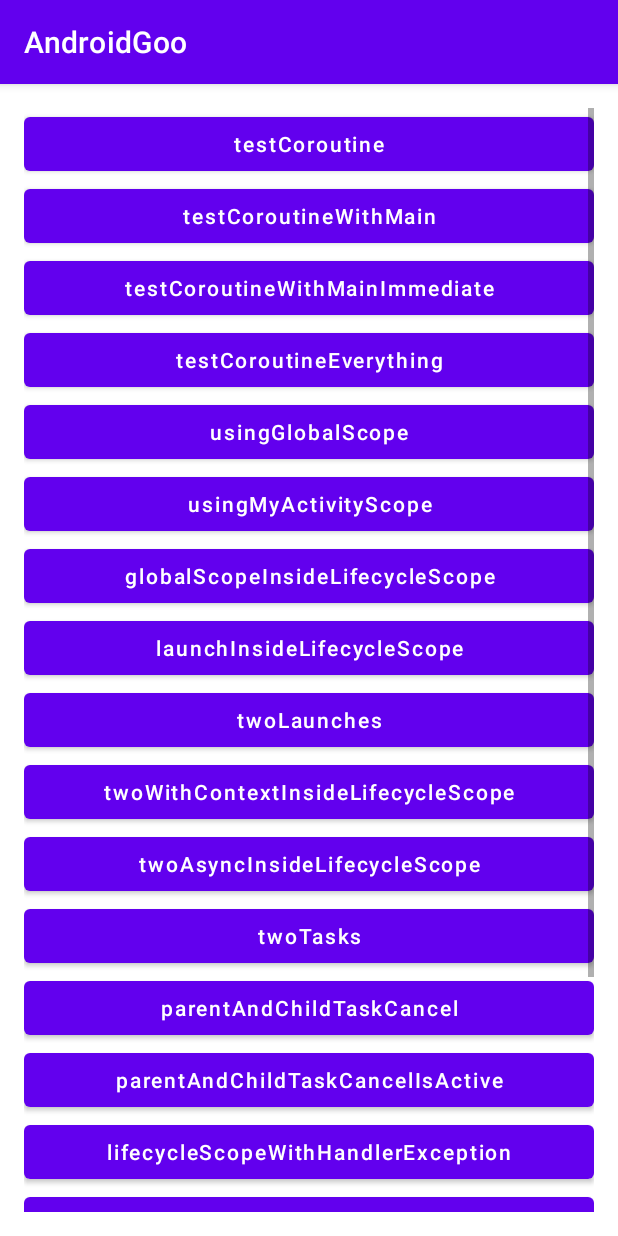
After one commit to beyondgjc/AndroidGo, an Android app: the BasicActivity screen opened directly, with no data from a screen before it, on a phone screen of 412 x 824 dp. The commit adds this screen. Run offline under Robolectric (Android 15) with nearby library versions, the phone set to English and light mode, and no system bars.

Commit message:
线程学习：完结

```diff
--- a/app/src/main/AndroidManifest.xml
+++ b/app/src/main/AndroidManifest.xml
@@ -14,6 +14,9 @@
         android:supportsRtl="true"
         android:theme="@style/Theme.AndroidGoo"
         tools:targetApi="31">
+        <activity
+            android:name=".goga.corountines.list.BasicActivity"
+            android:exported="false" />
         <activity
             android:name=".goga.corountines.list.RoomDBActivity"
             android:exported="false" />
--- a/app/src/main/java/com/beyondguo/androidgoo/data/api/ApiService.kt
+++ b/app/src/main/java/com/beyondguo/androidgoo/data/api/ApiService.kt
@@ -10,10 +10,10 @@ import retrofit2.http.GET
  */
 interface ApiService {
 
-    @GET("user")
+    @GET("users")
     suspend fun getUsers(): List<ApiUser>
 
-    @GET("more-user")
+    @GET("more-users")
     suspend fun getMoreUsers(): List<ApiUser>
 
     @GET("error")
--- a/app/src/main/java/com/beyondguo/androidgoo/goga/corountines/CoroutinesMenuList.kt
+++ b/app/src/main/java/com/beyondguo/androidgoo/goga/corountines/CoroutinesMenuList.kt
@@ -1,5 +1,6 @@
 package com.beyondguo.androidgoo.goga.corountines
 
+import com.beyondguo.androidgoo.goga.corountines.list.BasicActivity
 import com.beyondguo.androidgoo.goga.corountines.list.ParallelNetworkCallsActivity
 import com.beyondguo.androidgoo.goga.corountines.list.RoomDBActivity
 import com.beyondguo.androidgoo.goga.corountines.list.SeriesNetworkCallsActivity
@@ -16,6 +17,7 @@ object CoroutinesMenuList {
                     , CorountinesModel(SeriesNetworkCallsActivity::class.java.simpleName, SeriesNetworkCallsActivity::class.java)
                     , CorountinesModel(ParallelNetworkCallsActivity::class.java.simpleName, ParallelNetworkCallsActivity::class.java)
                     , CorountinesModel(RoomDBActivity::class.java.simpleName, RoomDBActivity::class.java)
+                    , CorountinesModel(BasicActivity::class.java.simpleName, BasicActivity::class.java)
                 )
     }
 }
--- a/app/src/main/java/com/beyondguo/androidgoo/goga/corountines/list/SingleNetworkCallActivity.kt
+++ b/app/src/main/java/com/beyondguo/androidgoo/goga/corountines/list/SingleNetworkCallActivity.kt
@@ -43,6 +43,7 @@ class SingleNetworkCallActivity : AppCompatActivity(), CorountineItem {
                 is UiState.Success -> {
                     binding.progressBar.visibility = View.GONE
                     renderList(it.data)
+                    binding.recycleView.visibility = View.VISIBLE
                 }
                 is UiState.Loading -> {
                     binding.progressBar.visibility = View.VISIBLE
--- /dev/null
+++ b/app/src/main/res/layout/activity_basic.xml
@@ -0,0 +1,179 @@
+<?xml version="1.0" encoding="utf-8"?>
+<ScrollView xmlns:android="http://schemas.android.com/apk/res/android"
+    xmlns:tools="http://schemas.android.com/tools"
+    android:layout_width="match_parent"
+    android:layout_height="match_parent"
+    android:fadeScrollbars="false"
+    android:paddingLeft="16dp"
+    android:paddingTop="16dp"
+    android:paddingRight="16dp"
+    android:paddingBottom="16dp"
+    tools:context=".goga.corountines.list.BasicActivity">
+
+<LinearLayout
+    android:layout_width="match_parent"
+    android:layout_height="wrap_content"
+    android:orientation="vertical">
+
+    <Button
+        android:layout_width="match_parent"
+        android:layout_height="wrap_content"
+        android:onClick="testCoroutine"
+        android:text="testCoroutine"
+        android:textAllCaps="false"
+        android:textColor="@android:color/white" />
+
+    <Button
+        android:layout_width="match_parent"
+        android:layout_height="wrap_content"
+        android:onClick="testCoroutineWithMain"
+        android:text="testCoroutineWithMain"
+        android:textAllCaps="false"
+        android:textColor="@android:color/white" />
+
+    <Button
+        android:layout_width="match_parent"
+        android:layout_height="wrap_content"
+        android:onClick="testCoroutineWithMainImmediate"
+        android:text="testCoroutineWithMainImmediate"
+        android:textAllCaps="false"
+        android:textColor="@android:color/white" />
+
+    <Button
+        android:layout_width="match_parent"
+        android:layout_height="wrap_content"
+        android:onClick="testCoroutineEverything"
+        android:text="testCoroutineEverything"
+        android:textAllCaps="false"
+        android:textColor="@android:color/white" />
+
+    <Button
+        android:layout_width="match_parent"
+        android:layout_height="wrap_content"
+        android:onClick="usingGlobalScope"
+        android:text="usingGlobalScope"
+        android:textAllCaps="false"
+        android:textColor="@android:color/white" />
+
+    <Button
+        android:layout_width="match_parent"
+        android:layout_height="wrap_content"
+        android:onClick="usingMyActivityScope"
+        android:text="usingMyActivityScope"
+        android:textAllCaps="false"
+        android:textColor="@android:color/white" />
+
+    <Button
+        android:layout_width="match_parent"
+        android:layout_height="wrap_content"
+        android:onClick="globalScopeInsideLifecycleScope"
+        android:text="globalScopeInsideLifecycleScope"
+        android:textAllCaps="false"
+        android:textColor="@android:color/white" />
+
+    <Button
+        android:layout_width="match_parent"
+        android:layout_height="wrap_content"
+        android:onClick="launchInsideLifecycleScope"
+        android:text="launchInsideLifecycleScope"
+        android:textAllCaps="false"
+        android:textColor="@android:color/white" />
+
+    <Button
+        android:layout_width="match_parent"
+        android:layout_height="wrap_content"
+        android:onClick="twoLaunches"
+        android:text="twoLaunches"
+        android:textAllCaps="false"
+        android:textColor="@android:color/white" />
+
+    <Button
+        android:layout_width="match_parent"
+        android:layout_height="wrap_content"
+        android:onClick="twoWithContextInsideLifecycleScope"
+        android:text="twoWithContextInsideLifecycleScope"
+        android:textAllCaps="false"
+        android:textColor="@android:color/white" />
+
+    <Button
+        android:layout_width="match_parent"
+        android:layout_height="wrap_content"
+        android:onClick="twoAsyncInsideLifecycleScope"
+        android:text="twoAsyncInsideLifecycleScope"
+        android:textAllCaps="false"
+        android:textColor="@android:color/white" />
+
+    <Button
+        android:layout_width="match_parent"
+        android:layout_height="wrap_content"
+        android:onClick="twoTasks"
+        android:text="twoTasks"
+        android:textAllCaps="false"
+        android:textColor="@android:color/white" />
+
+    <Button
+        android:layout_width="match_parent"
+        android:layout_height="wrap_content"
+        android:onClick="parentAndChildTaskCancel"
+        android:text="parentAndChildTaskCancel"
+        android:textAllCaps="false"
+        android:textColor="@android:color/white" />
+
+    <Button
+        android:layout_width="match_parent"
+        android:layout_height="wrap_content"
+        android:onClick="parentAndChildTaskCancelIsActive"
+        android:text="parentAndChildTaskCancelIsActive"
+        android:textAllCaps="false"
+        android:textColor="@android:color/white" />
+
+    <Button
+        android:layout_width="match_parent"
+        android:layout_height="wrap_content"
+        android:onClick="lifecycleScopeWithHandlerException"
+        android:text="lifecycleScopeWithHandlerException"
+        android:textAllCaps="false"
+        android:textColor="@android:color/white" />
+
+    <Button
+        android:layout_width="match_parent"
+        android:layout_height="wrap_content"
+        android:onClick="lifecycleScopeWithHandler"
+        android:text="lifecycleScopeWithHandler"
+        android:textAllCaps="false"
+        android:textColor="@android:color/white" />
+
+    <Button
+        android:layout_width="match_parent"
+        android:layout_height="wrap_content"
+        android:onClick="myActivityScopeWithHandlerException"
+        android:text="myActivityScopeWithHandlerException"
+        android:textAllCaps="false"
+        android:textColor="@android:color/white" />
+
+    <Button
+        android:layout_width="match_parent"
+        android:layout_height="wrap_content"
+        android:onClick="myActivityScopeWithHandler"
+        android:text="myActivityScopeWithHandler"
+        android:textAllCaps="false"
+        android:textColor="@android:color/white" />
+
+    <Button
+        android:layout_width="match_parent"
+        android:layout_height="wrap_content"
+        android:onClick="exceptionInLaunchBlock"
+        android:text="exceptionInLaunchBlock"
+        android:textAllCaps="false"
+        android:textColor="@android:color/white" />
+
+    <Button
+        android:layout_width="match_parent"
+        android:layout_height="wrap_content"
+        android:onClick="exceptionInAsyncBlock"
+        android:text="exceptionInAsyncBlock"
+        android:textAllCaps="false"
+        android:textColor="@android:color/white" />
+
+</LinearLayout>
+</ScrollView>
```
Also changed, not shown: app/src/main/java/com/beyondguo/androidgoo/data/api/ApiHelperImpl.kt (+14 -3 lines), app/src/main/java/com/beyondguo/androidgoo/goga/corountines/list/BasicActivity.kt (added, +478 -0 lines), app/src/main/java/com/beyondguo/androidgoo/goga/corountines/list/ParallelNetworkCallsViewModel.kt (+29 -0 lines), app/src/main/java/com/beyondguo/androidgoo/goga/corountines/list/SingleNetworkCallViewModel.kt (+24 -3 lines).
